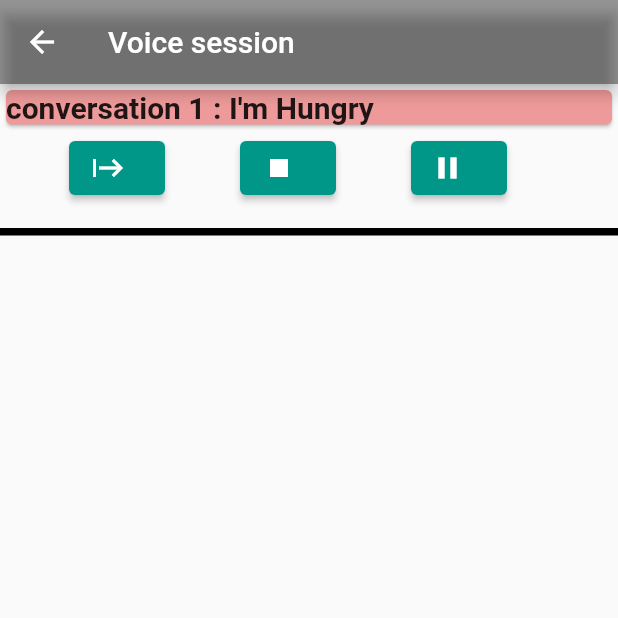
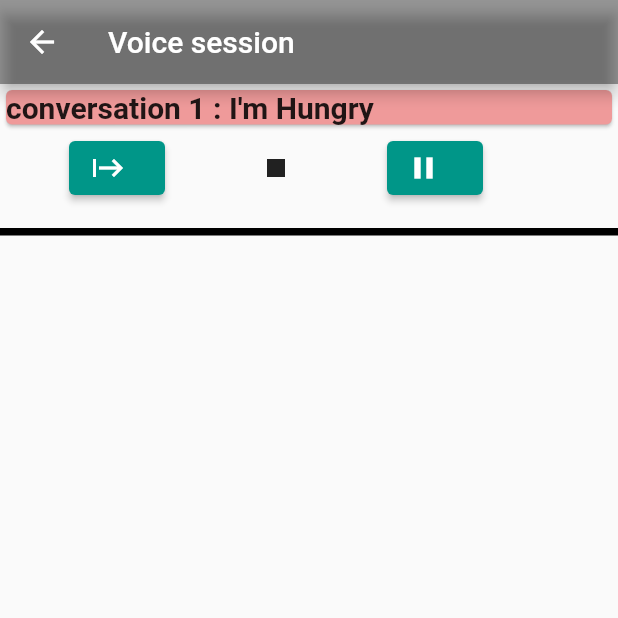
Before and after one commit to mohammad6202/elearningApp, a Flutter app: the Voice screen opened directly, after a tap on the "stop" icon, on a phone screen of 412 x 824 dp, the top half of it. Run offline on Flutter 3.47's test engine with Material 2 defaults, Android fonts, the phone set to English and light mode, and no system bars; our stand-ins replace audioplayers, video_player; missing offline and left inert: syncfusion_flutter_pdfviewer.

Commit message:
Update voice.dart
better Btn

```diff
--- a/lib/screens/voice.dart
+++ b/lib/screens/voice.dart
@@ -40,13 +40,13 @@ class Voice extends StatelessWidget {
             label: Text(''),
           ),
           Padding(padding: EdgeInsets.all(25)),
-          ElevatedButton.icon(
-              style: ElevatedButton.styleFrom(backgroundColor: Colors.teal),
-              icon: Icon(Icons.stop),
-              onPressed: () {
-                player.stop();
-              },
-              label: Text('')),
+          IconButton(
+            style: ElevatedButton.styleFrom(backgroundColor: Colors.teal),
+            icon: Icon(Icons.stop),
+            onPressed: () {
+              player.stop();
+            },
+          ),
           Padding(padding: EdgeInsets.all(25)),
           ElevatedButton.icon(
               style: ElevatedButton.styleFrom(backgroundColor: Colors.teal),
```
